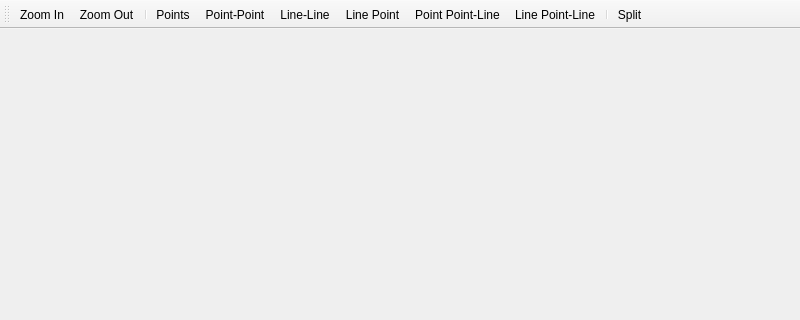
First picture: the form in window.ui, repository JimStein/origami-1, before the edit; both pictures show x 0 to 800 and y 0 to 320 of the 800 by 600 pixel window.
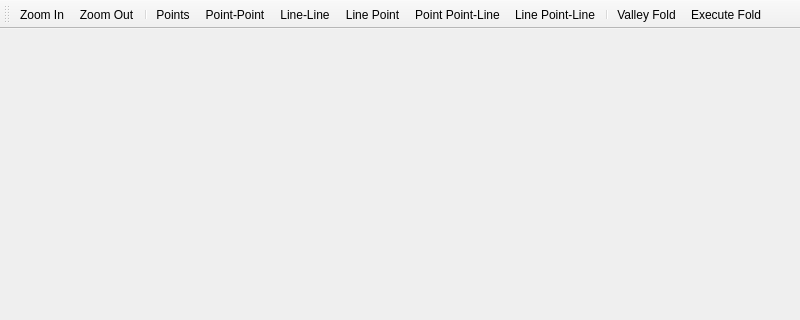
Second picture: the form after the edit.

What changed in the file:
```diff
--- a/window.ui
+++ b/window.ui
@@ -74,7 +74,8 @@
    <addaction name="actionPointPointLine"/>
    <addaction name="actionLinePointLine"/>
    <addaction name="separator"/>
-   <addaction name="actionSplit"/>
+   <addaction name="actionValleyFold"/>
+   <addaction name="actionExecuteFold"/>
   </widget>
   <action name="actionZoomIn">
    <property name="text">
@@ -116,9 +117,17 @@
     <string>Point Point-Line</string>
    </property>
   </action>
-  <action name="actionSplit">
+  <action name="actionValleyFold">
    <property name="text">
-    <string>Split</string>
+    <string>Valley Fold</string>
+   </property>
+   <property name="toolTip">
+    <string>Valley Fold</string>
+   </property>
+  </action>
+  <action name="actionExecuteFold">
+   <property name="text">
+    <string>Execute Fold</string>
    </property>
   </action>
  </widget>
```
